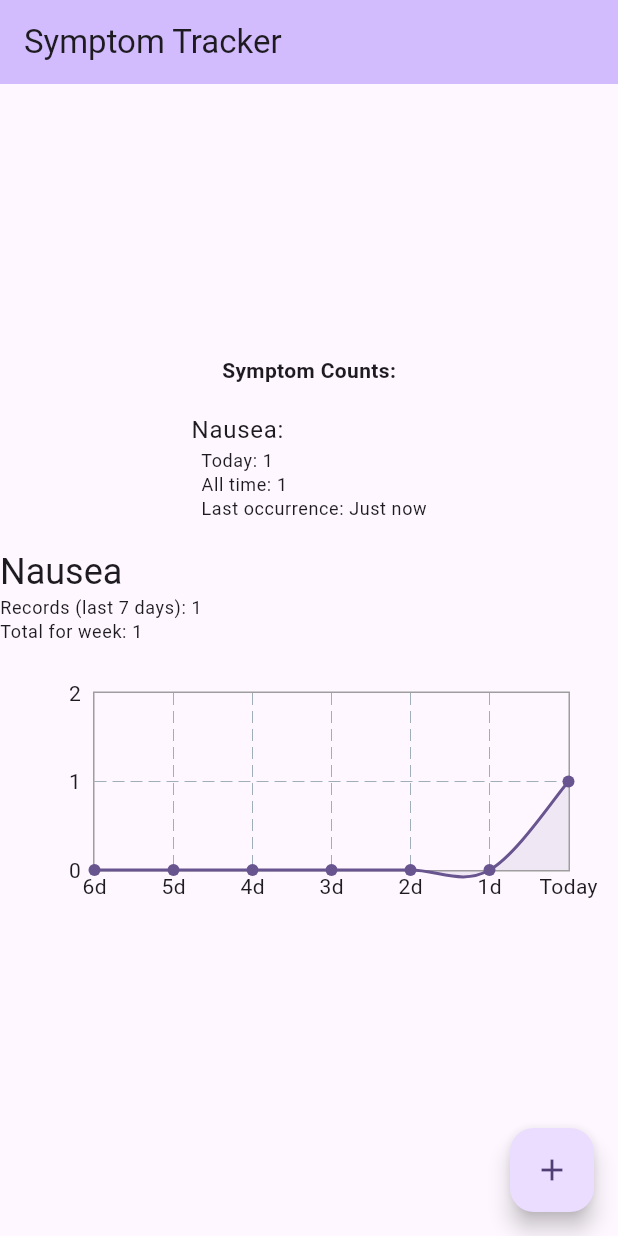
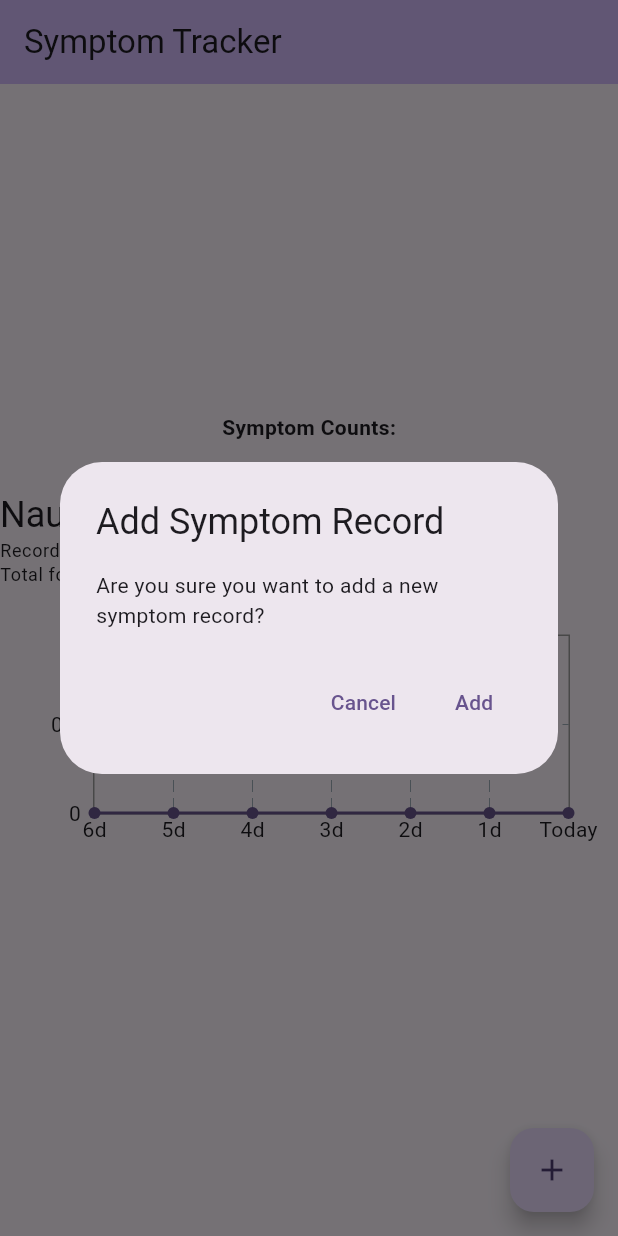
Before and after one commit to uberthought/symptom_tracker, a Flutter app: the screen it shows after launch, after a tap on the "add" icon, on a phone screen of 412 x 824 dp. Run offline on Flutter 3.47's test engine with Material 3 defaults, Android fonts, the phone set to English and light mode, and no system bars; drawn by our look-alikes of fl_chart; our stand-ins replace shared_preferences.

Commit message:
Add confirmation dialog before adding a new symptom record

```diff
--- a/lib/home_page.dart
+++ b/lib/home_page.dart
@@ -20,8 +20,24 @@ class _MyHomePageState extends State<MyHomePage> {
   }
 
   void _addPressed() async {
-    symptomState.addSymptomRecord();
-    setState(() {});
+    final confirmed = await showDialog<bool>(
+      context: context,
+      builder: (BuildContext context) {
+        return AlertDialog(
+          title: const Text('Add Symptom Record'),
+          content: const Text('Are you sure you want to add a new symptom record?'),
+          actions: [
+            TextButton(onPressed: () => Navigator.of(context).pop(false), child: const Text('Cancel')),
+            TextButton(onPressed: () => Navigator.of(context).pop(true), child: const Text('Add')),
+          ],
+        );
+      },
+    );
+
+    if (confirmed == true) {
+      symptomState.addSymptomRecord();
+      setState(() {});
+    }
   }
 
   @override
```
